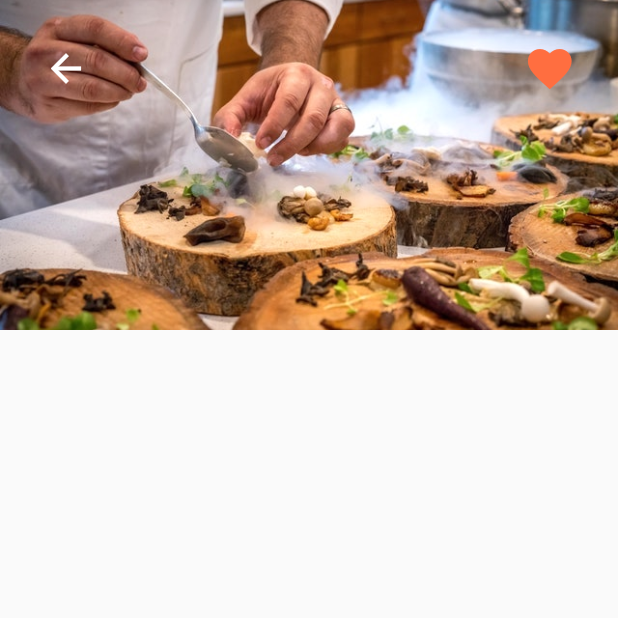
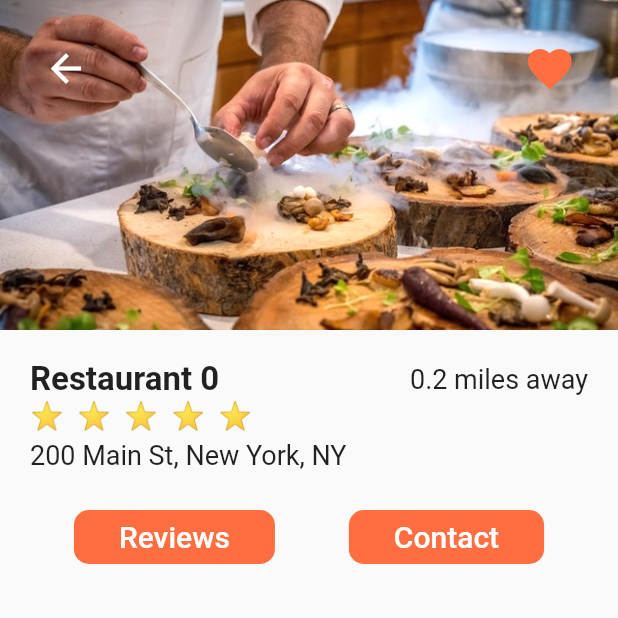
Before and after one commit to fedi-dayeg/food_delivery, a Flutter app: the screen it shows after launch, after a tap on "Restaurant 0", on a phone screen of 412 x 824 dp, the top half of it. Run offline on Flutter 3.47's test engine with Material 2 defaults, Android fonts, the phone set to English and light mode, and no system bars.

Commit message:
Add the restaurant description and the 2 button

```diff
--- a/lib/screen/restaurant_screen.dart
+++ b/lib/screen/restaurant_screen.dart
@@ -1,9 +1,12 @@
 import 'package:flutter/material.dart';
 import 'package:food_delivery/models/restaurant.dart';
+import 'package:food_delivery/widgets/rating_stars.dart';
 
 class RestaurantScreen extends StatefulWidget {
   final Restaurant restaurant;
+
   RestaurantScreen({this.restaurant});
+
   @override
   _RestaurantScreenState createState() => _RestaurantScreenState();
 }
@@ -45,7 +48,68 @@ class _RestaurantScreenState extends State<RestaurantScreen> {
                     ),
                   ],
                 ),
-              )
+              ),
+            ],
+          ),
+          Padding(
+            padding: const EdgeInsets.all(20.0),
+            child: Column(
+              crossAxisAlignment: CrossAxisAlignment.start,
+              children: [
+                Row(
+                  mainAxisAlignment: MainAxisAlignment.spaceBetween,
+                  children: [
+                    Text(
+                      widget.restaurant.name,
+                      style: TextStyle(
+                          fontSize: 22.0, fontWeight: FontWeight.w600),
+                    ),
+                    Text(
+                      '0.2 miles away',
+                      style: TextStyle(fontSize: 18.0),
+                    ),
+                  ],
+                ),
+                RatingStars(
+                  rating: widget.restaurant.rating,
+                ),
+                SizedBox(
+                  height: 6.0,
+                ),
+                Text(
+                  widget.restaurant.address,
+                  style: TextStyle(fontSize: 18.0),
+                ),
+              ],
+            ),
+          ),
+          Row(
+            mainAxisAlignment: MainAxisAlignment.spaceEvenly,
+            children: [
+              FlatButton(
+                onPressed: () {},
+                child: Text(
+                  'Reviews',
+                  style: TextStyle(color: Colors.white, fontSize: 20.0),
+                ),
+                color: Theme.of(context).primaryColor,
+                shape: RoundedRectangleBorder(
+                  borderRadius: BorderRadius.circular(10.0),
+                ),
+                padding: EdgeInsets.symmetric(horizontal: 30.0),
+              ),
+              FlatButton(
+                onPressed: () {},
+                child: Text(
+                  'Contact',
+                  style: TextStyle(color: Colors.white, fontSize: 20.0),
+                ),
+                color: Theme.of(context).primaryColor,
+                shape: RoundedRectangleBorder(
+                  borderRadius: BorderRadius.circular(10.0),
+                ),
+                padding: EdgeInsets.symmetric(horizontal: 30.0),
+              ),
             ],
           )
         ],
```
